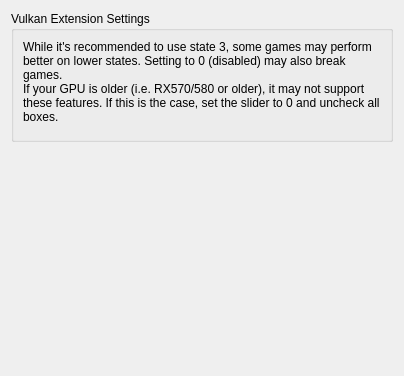
Qt form src/yuzu/configuration/configure_graphics_extensions.ui (rorrim-rorrim/eden-alt) before a commit.
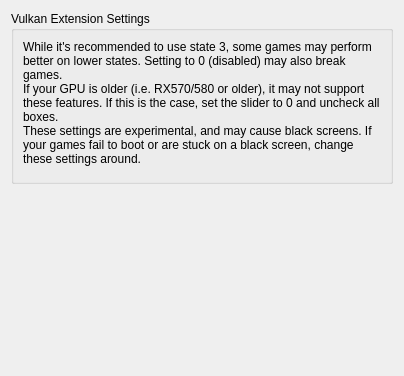
The same form after that commit.

Commit message: re-enable citron migration (#119)

Patch:
```diff
--- a/src/yuzu/configuration/configure_graphics_extensions.ui
+++ b/src/yuzu/configuration/configure_graphics_extensions.ui
@@ -29,7 +29,8 @@
          <widget class="QLabel" name="label">
           <property name="text">
            <string>While it's recommended to use state 3, some games may perform better on lower states. Setting to 0 (disabled) may also break games.
-If your GPU is older (i.e. RX570/580 or older), it may not support these features. If this is the case, set the slider to 0 and uncheck all boxes.</string>
+If your GPU is older (i.e. RX570/580 or older), it may not support these features. If this is the case, set the slider to 0 and uncheck all boxes.
+These settings are experimental, and may cause black screens. If your games fail to boot or are stuck on a black screen, change these settings around.</string>
           </property>
           <property name="wordWrap">
            <bool>true</bool>
```
The commit also changes 2 other files.
